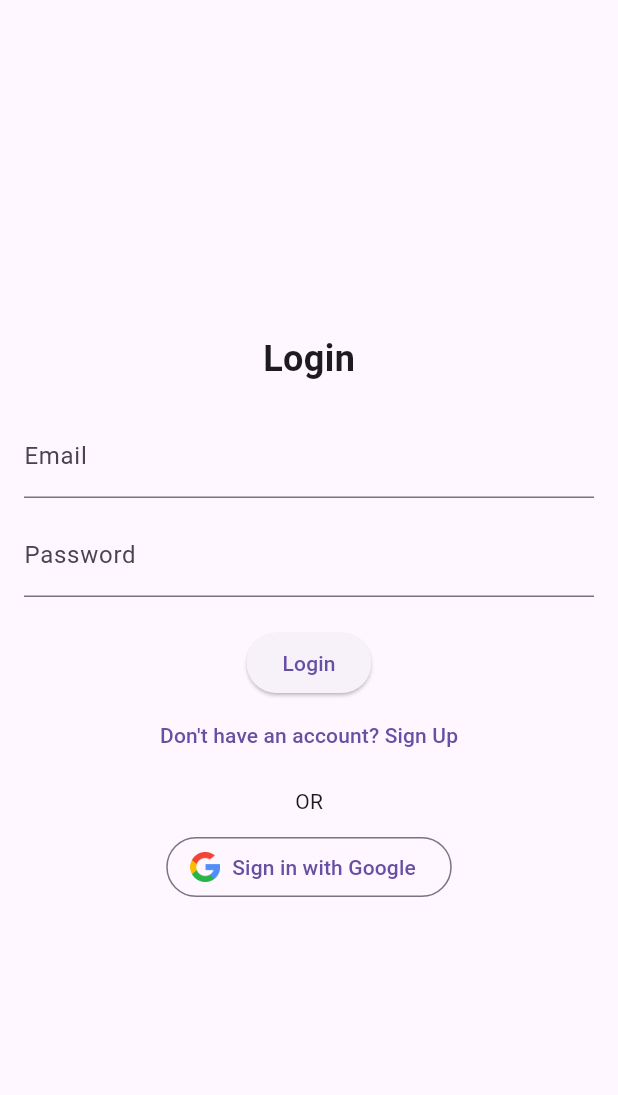
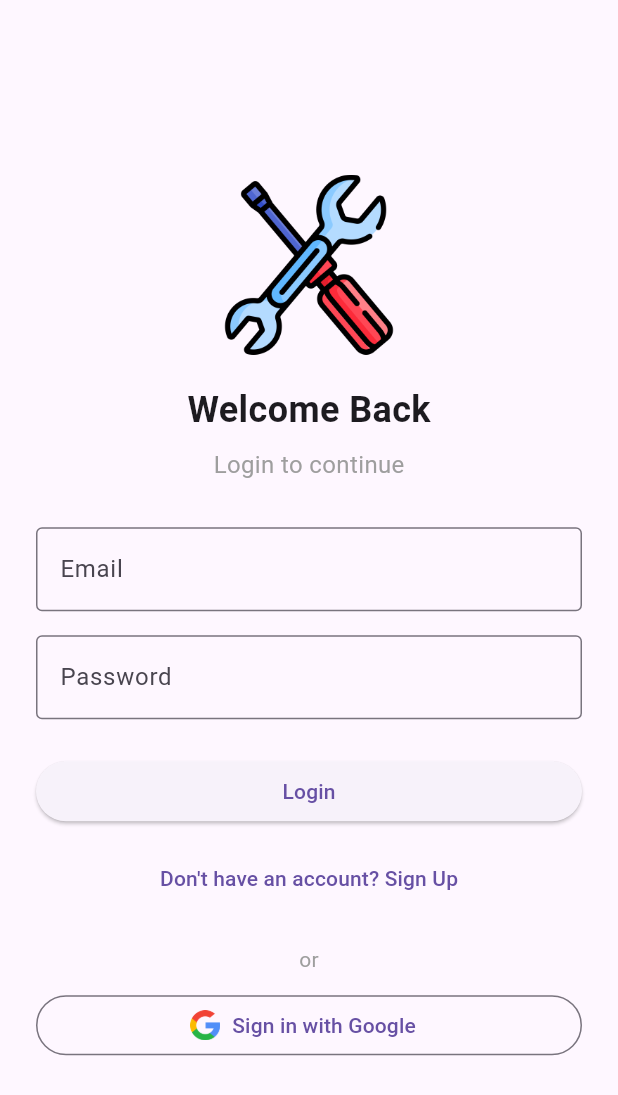
Before and after one commit to VJLIVE/FixIt, a Flutter app: the screen it shows after launch, on a phone screen of 412 x 824 dp. Shown: the top 1095 px of the screen. Run offline on Flutter 3.47's test engine with Material 3 defaults, Android fonts, the phone set to English and light mode, and no system bars; our stand-ins replace firebase_auth, firebase_core, google_sign_in; accounts and stored records are empty.

Commit message:
Login UI

```diff
--- a/lib/screens/login.dart
+++ b/lib/screens/login.dart
@@ -84,37 +84,63 @@ class _LoginScreenState extends State<LoginScreen> {
     return Scaffold(
       body: Center(
         child: SingleChildScrollView(
-          padding: const EdgeInsets.all(16),
+          padding: const EdgeInsets.all(24),
           child: Form(
             key: _formKey,
             child: Column(
+              mainAxisSize: MainAxisSize.min,
               children: [
-                Text(
-                  isLogin ? "Login" : "Sign Up",
-                  style: const TextStyle(
-                      fontSize: 24, fontWeight: FontWeight.bold),
+                Image.asset(
+                  "assets/logo.png",
+                  height: 120,
                 ),
                 const SizedBox(height: 20),
+                Text(
+                  isLogin ? "Welcome Back" : "Create Account",
+                  style: const TextStyle(
+                    fontSize: 24,
+                    fontWeight: FontWeight.bold,
+                  ),
+                ),
+                const SizedBox(height: 8),
+                Text(
+                  isLogin
+                      ? "Login to continue"
+                      : "Sign up to get started",
+                  style: const TextStyle(fontSize: 16, color: Colors.grey),
+                ),
+                const SizedBox(height: 30),
                 TextFormField(
                   controller: _emailController,
-                  decoration: const InputDecoration(labelText: "Email"),
+                  decoration: const InputDecoration(
+                    labelText: "Email",
+                    border: OutlineInputBorder(),
+                  ),
                   validator: (val) => val!.isEmpty ? "Enter email" : null,
                 ),
-                const SizedBox(height: 10),
+                const SizedBox(height: 16),
                 TextFormField(
                   controller: _passwordController,
-                  decoration: const InputDecoration(labelText: "Password"),
+                  decoration: const InputDecoration(
+                    labelText: "Password",
+                    border: OutlineInputBorder(),
+                  ),
                   obscureText: true,
-                  validator: (val) => val!.length < 6 ? "Password too short" : null,
+                  validator: (val) =>
+                  val!.length < 6 ? "Password too short" : null,
                 ),
-                const SizedBox(height: 20),
+                const SizedBox(height: 24),
                 if (loading)
                   const CircularProgressIndicator()
                 else
-                  ElevatedButton(
-                    onPressed: loginOrSignup,
-                    child: Text(isLogin ? "Login" : "Sign Up"),
+                  SizedBox(
+                    width: double.infinity,
+                    child: ElevatedButton(
+                      onPressed: loginOrSignup,
+                      child: Text(isLogin ? "Login" : "Sign Up"),
+                    ),
                   ),
+                const SizedBox(height: 10),
                 TextButton(
                   onPressed: toggleForm,
                   child: Text(
@@ -123,14 +149,23 @@ class _LoginScreenState extends State<LoginScreen> {
                         : "Already have an account? Login",
                   ),
                 ),
+                const SizedBox(height: 20),
+                const Text(
+                  "or",
+                  style: TextStyle(color: Colors.grey),
+                ),
                 const SizedBox(height: 10),
-                const Text("OR"),
-                const SizedBox(height: 10),
-                OutlinedButton.icon(
-                  onPressed: signInWithGoogle,
-                  icon: Image.asset("assets/google.png", height: 20),
-                  label: const Text("Sign in with Google"),
-                )
+                SizedBox(
+                  width: double.infinity,
+                  child: OutlinedButton.icon(
+                    onPressed: signInWithGoogle,
+                    icon: Image.asset(
+                      "assets/google.png",
+                      height: 20,
+                    ),
+                    label: const Text("Sign in with Google"),
+                  ),
+                ),
               ],
             ),
           ),
```
